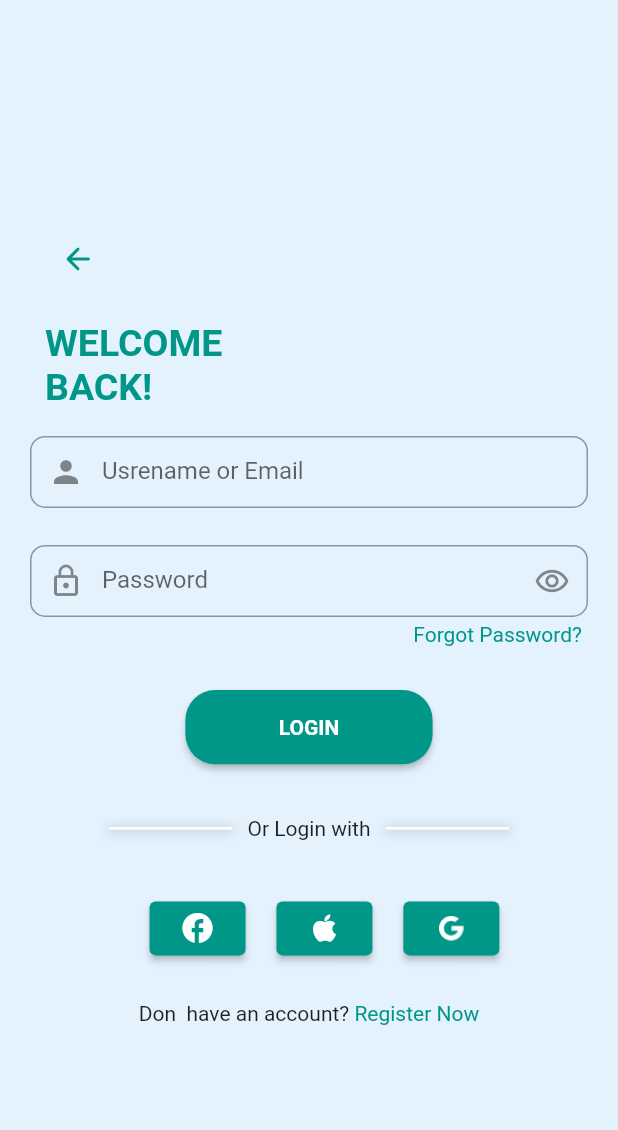
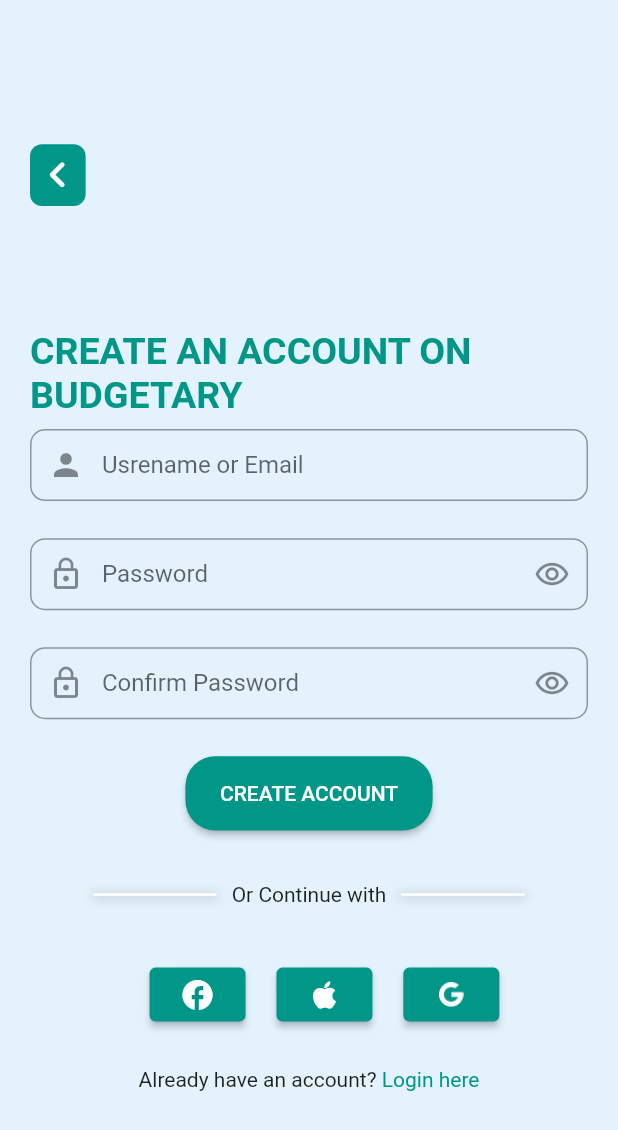
Before and after one commit to SaqlainMuhammadd/budgetary, a Flutter app: the SigninScreen screen opened directly, after a tap on "Register Now", on a phone screen of 412 x 824 dp. Shown: the top 1130 px of the screen. Run offline on Flutter 3.47's test engine with Material 2 defaults, Android fonts, the phone set to English and light mode, and no system bars; Roboto replaces fonts that are missing (montserrat).

Commit message:
forgotten password screen created

```diff
--- a/lib/Signup.dart
+++ b/lib/Signup.dart
@@ -14,29 +14,34 @@ class _signupScreenState extends State<signupScreen> {
     var height = MediaQuery.of(context).size.height;
     var width = MediaQuery.of(context).size.width;
     return Scaffold(
-      body: Expanded(
-        child: Padding(
+      body: Padding(
         padding: const EdgeInsets.all(20),
         child: Column(
           mainAxisAlignment: MainAxisAlignment.center,
           crossAxisAlignment: CrossAxisAlignment.start,
           children: [
-              Container(
+            InkWell(
+              onTap: () {},
+              child: Container(
                 height: height * 0.05,
                 width: width * 0.09,
+                child: Center(
                   child: Icon(
                     Icons.keyboard_arrow_left_rounded,
                     color: Colors.white,
-                  size: 50,
+                    size: 35,
                   ),
-                decoration: BoxDecoration(color: Colors.teal),
+                ),
+                decoration: BoxDecoration(
+                    color: Colors.teal, borderRadius: BorderRadius.circular(8)),
+              ),
+            ),
+            SizedBox(
+              height: height * 0.1,
             ),
             Text(
               'CREATE AN ACCOUNT ON\nBUDGETARY',
-                style: Theme.of(context)
-                    .textTheme
-                    .displayLarge!
-                    .copyWith(fontSize: 25),
+              style: Theme.of(context).textTheme.displayLarge,
             ),
             SizedBox(
               height: height * 0.01,
@@ -94,7 +99,6 @@ class _signupScreenState extends State<signupScreen> {
                     onPressed: () {},
                     child: Text(
                       "CREATE ACCOUNT",
-                        style: TextStyle(fontWeight: FontWeight.bold),
                     )),
               ),
             ),
@@ -194,7 +198,6 @@ class _signupScreenState extends State<signupScreen> {
           ],
         ),
       ),
-      ),
     );
   }
 }
--- a/lib/signin.dart
+++ b/lib/signin.dart
@@ -1,3 +1,5 @@
+import 'package:budgetary_your_personal_finance_manager/Signup.dart';
+import 'package:budgetary_your_personal_finance_manager/forgotten.dart';
 import 'package:flutter/material.dart';
 
 class SigninScreen extends StatefulWidget {
@@ -19,11 +21,24 @@ class _SigninScreenState extends State<SigninScreen> {
           mainAxisAlignment: MainAxisAlignment.center,
           crossAxisAlignment: CrossAxisAlignment.start,
           children: [
-            Padding(
-              padding: const EdgeInsets.all(8.0),
-              child: IconButton(
-                  onPressed: () {},
-                  icon: Icon(color: Colors.teal, Icons.arrow_back_rounded)),
+            InkWell(
+              onTap: () {},
+              child: Container(
+                height: height * 0.05,
+                width: width * 0.09,
+                child: Center(
+                  child: Icon(
+                    Icons.keyboard_arrow_left_rounded,
+                    color: Colors.white,
+                    size: 35,
+                  ),
+                ),
+                decoration: BoxDecoration(
+                    color: Colors.teal, borderRadius: BorderRadius.circular(8)),
+              ),
+            ),
+            SizedBox(
+              height: height * 0.1,
             ),
             Padding(
               padding: const EdgeInsets.all(10),
@@ -66,9 +81,18 @@ class _SigninScreenState extends State<SigninScreen> {
                 mainAxisAlignment: MainAxisAlignment.end,
                 crossAxisAlignment: CrossAxisAlignment.end,
                 children: [
-                  Text(
-                    'Forgot Password?',
-                    style: TextStyle(color: Colors.teal),
+                  InkWell(
+                    onTap: () {
+                      Navigator.push(
+                          context,
+                          MaterialPageRoute(
+                            builder: (context) => forgottenScreen(),
+                          ));
+                    },
+                    child: Text(
+                      'Forgot Password?',
+                      style: TextStyle(color: Colors.teal),
+                    ),
                   ),
                 ],
               ),
@@ -174,7 +198,7 @@ class _SigninScreenState extends State<SigninScreen> {
                     Navigator.push(
                         context,
                         MaterialPageRoute(
-                          builder: (context) => SigninScreen(),
+                          builder: (context) => signupScreen(),
                         ));
                   },
                   child: Text(
```
Also changed, not shown: lib/forgotten.dart (added, +89 -0 lines). Lines whose indentation alone changed are shown as unchanged.
